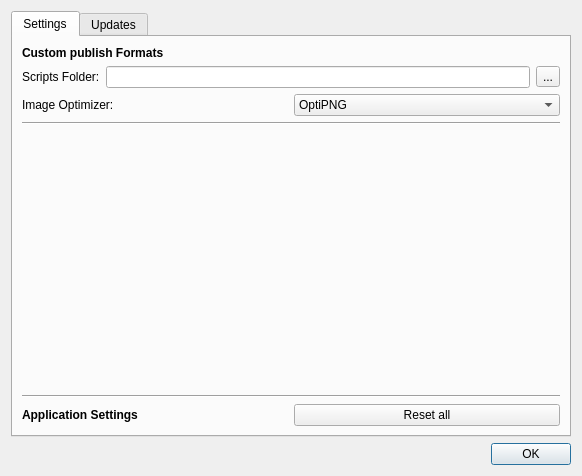
Old version of the form SpriteSheetPacker/PreferencesDialog.ui in the repository amakaseev/sprite-sheet-packer.
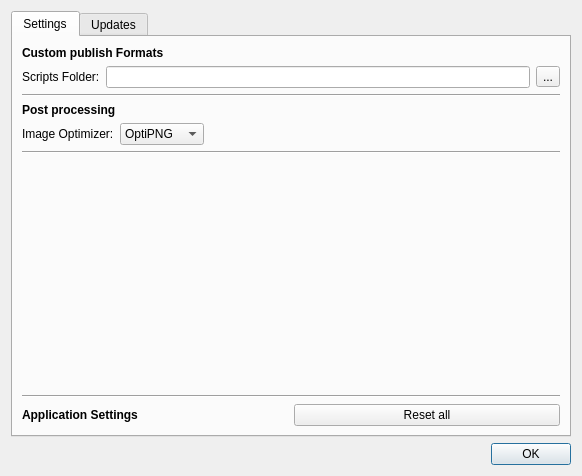
New version of the form. Icons and pictures are not drawn.

Commit message: update authors and layout in preferences dialog

Diff of the .ui file:
```diff
--- a/SpriteSheetPacker/PreferencesDialog.ui
+++ b/SpriteSheetPacker/PreferencesDialog.ui
@@ -69,6 +69,26 @@
          </item>
         </layout>
        </item>
+       <item>
+        <widget class="Line" name="line_3">
+         <property name="orientation">
+          <enum>Qt::Horizontal</enum>
+         </property>
+        </widget>
+       </item>
+       <item>
+        <widget class="QLabel" name="label_5">
+         <property name="font">
+          <font>
+           <weight>75</weight>
+           <bold>true</bold>
+          </font>
+         </property>
+         <property name="text">
+          <string>Post processing</string>
+         </property>
+        </widget>
+       </item>
        <item>
         <layout class="QHBoxLayout" name="horizontalLayout_3">
          <item>
@@ -95,6 +115,19 @@
            </item>
           </widget>
          </item>
+         <item>
+          <spacer name="horizontalSpacer">
+           <property name="orientation">
+            <enum>Qt::Horizontal</enum>
+           </property>
+           <property name="sizeHint" stdset="0">
+            <size>
+             <width>40</width>
+             <height>20</height>
+            </size>
+           </property>
+          </spacer>
+         </item>
         </layout>
        </item>
        <item>
```
The commit also changes 2 other files.
